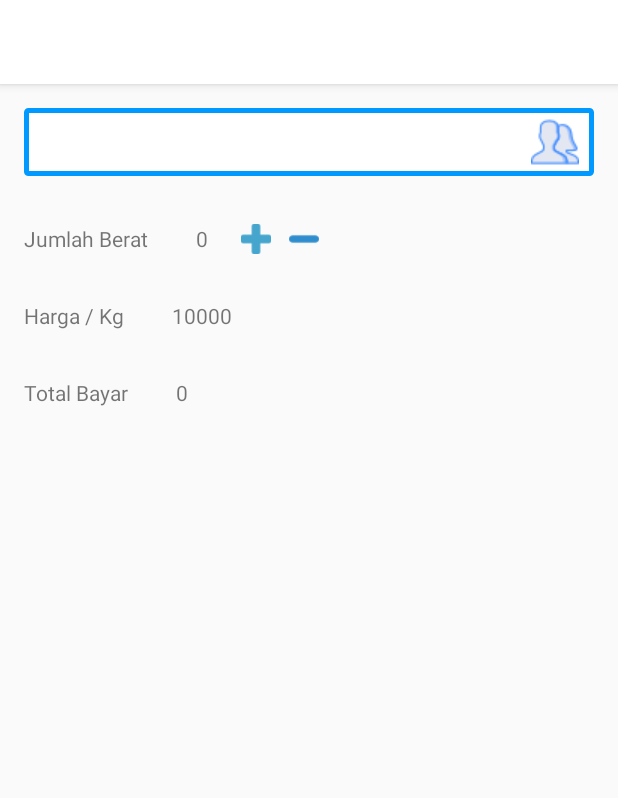
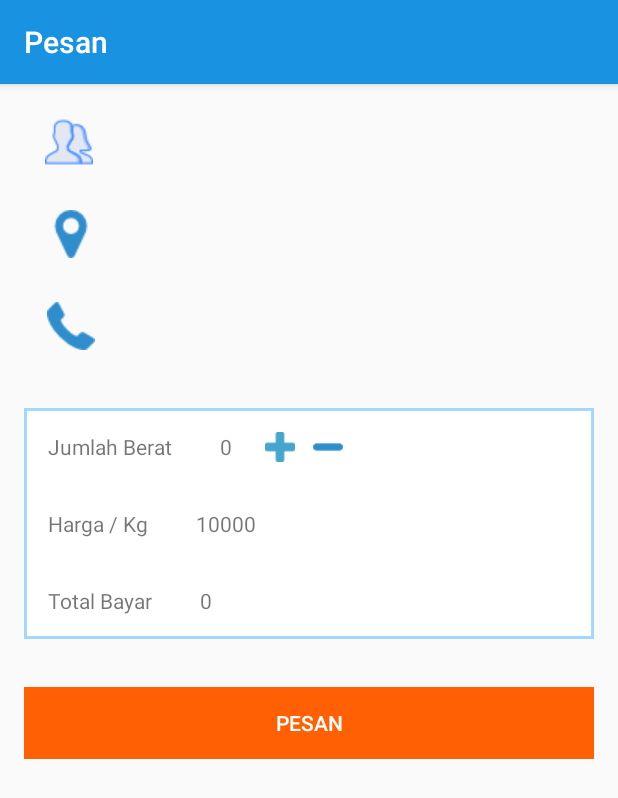
Before and after one commit to Effendy48/Laundry_Online, an Android app: the MainActivity screen opened directly, with no data from a screen before it, after a tap on "PESAN", on a phone screen of 412 x 824 dp. Shown: the top 798 px of the screen. Run offline under Robolectric (Android 15) with nearby library versions, the phone set to English and light mode, and no system bars; our stand-ins replace Volley; libraries missing offline, so code that uses them is left out: cn.pedant; 1 statement that could not run was skipped.

Commit message:
Pesan Input To Api

```diff
--- a/app/build.gradle
+++ b/app/build.gradle
@@ -30,5 +30,7 @@ dependencies {
     compile 'com.android.volley:volley:1.0.0'
     compile 'com.android.support:recyclerview-v7:26.+'
     compile 'com.android.support:design:26.+'
+    //compile 'com.github.mreram:ticketview:1.0.0'
+
     testCompile 'junit:junit:4.12'
 }
--- a/app/src/main/java/com/jkt48/vbast/laundry_online/AlarmReceiver.java
+++ b/app/src/main/java/com/jkt48/vbast/laundry_online/AlarmReceiver.java
@@ -24,9 +24,9 @@ public class AlarmReceiver extends BroadcastReceiver {
         PendingIntent pendingIntent = stackBuilder.getPendingIntent(0, PendingIntent.FLAG_UPDATE_CURRENT);
         NotificationCompat.Builder builder = new NotificationCompat.Builder(context);
 
-        Notification notification = builder.setContentTitle("Demo App Notifikasi").
-                setContentText("New Notifikasi From Demo App")
-                .setTicker("New Message Alert !")
+        Notification notification = builder.setContentTitle("Laundry App Notifikasi").
+                setContentText("New Notifikasi")
+                .setTicker("Cek Cucian")
                 .setSmallIcon(R.drawable.clothes)
                 .setContentIntent(pendingIntent).build();
         NotificationManager notificationManager = (NotificationManager) context.getSystemService(Context.NOTIFICATION_SERVICE);
--- a/app/src/main/java/com/jkt48/vbast/laundry_online/Daftar.java
+++ b/app/src/main/java/com/jkt48/vbast/laundry_online/Daftar.java
@@ -52,6 +52,8 @@ public class Daftar extends AppCompatActivity {
             et_Password = (EditText)findViewById(R.id.et_daftar_password);
 
             btn_Daftar = (Button)findViewById(R.id.btn_daftar);
+
+
 
         //End
 
--- a/app/src/main/java/com/jkt48/vbast/laundry_online/MainActivity.java
+++ b/app/src/main/java/com/jkt48/vbast/laundry_online/MainActivity.java
@@ -20,15 +20,21 @@ public class MainActivity extends AppCompatActivity {
     TextView tv_email_view;
     Intent a;
 
-    String kd,email;
+    String kd,email,nama,no_hp,alamat;
     SharedPreferences sharedPreferences;
 
     public static final String TAG_KD = "kd";
     public static final String TAG_EMAIL = "email";
+    public static final String TAG_NAMA = "nama";
+    public static final String TAG_NO_HP = "no_hp";
+    public static final String TAG_ALAMAT = "alamat";
     @Override
     protected void onCreate(Bundle savedInstanceState) {
         super.onCreate(savedInstanceState);
         setContentView(R.layout.activity_main);
+
+        getSupportActionBar().setTitle("Home");
+        getSupportActionBar().setBackgroundDrawable(getResources().getDrawable(R.color.colorAccent));
 
         AlarmManager alarmManager = (AlarmManager) getSystemService(Context.ALARM_SERVICE);
 
@@ -36,17 +42,17 @@ public class MainActivity extends AppCompatActivity {
         PendingIntent broadcast = PendingIntent.getBroadcast(this, 100, notificationIntent, PendingIntent.FLAG_UPDATE_CURRENT);
 
         Calendar cal = Calendar.getInstance();
-        cal.add(Calendar.SECOND, 5);
-        alarmManager.setRepeating(AlarmManager.RTC_WAKEUP,cal.getTimeInMillis(),AlarmManager.INTERVAL_FIFTEEN_MINUTES,broadcast);
+        cal.add(Calendar.HOUR, 5);
+        alarmManager.setRepeating(AlarmManager.RTC_WAKEUP,cal.getTimeInMillis(),AlarmManager.INTERVAL_HALF_HOUR,broadcast);
         //alarmManager.setExact(AlarmManager.RTC_WAKEUP, cal.getTimeInMillis(), broadcast);
 
 
         sharedPreferences = getSharedPreferences(Login.my_shared_preference, Context.MODE_PRIVATE);
         kd = getIntent().getStringExtra(TAG_KD);
         email = getIntent().getStringExtra(TAG_EMAIL);
-
-
-        getSupportActionBar().setTitle(email);
+        nama = getIntent().getStringExtra(TAG_NAMA);
+        no_hp = getIntent().getStringExtra(TAG_NO_HP);
+        alamat = getIntent().getStringExtra(TAG_ALAMAT);
 
         btn_Pesan = (Button)findViewById(R.id.btn_pesan);
 
@@ -56,6 +62,10 @@ public class MainActivity extends AppCompatActivity {
                 Intent klik = new Intent(getApplicationContext(),Pesan.class);
                 klik.putExtra("kd",getIntent().getStringExtra(TAG_KD));
                 klik.putExtra("email",getIntent().getStringExtra(TAG_EMAIL));
+                klik.putExtra("nama",getIntent().getStringExtra(TAG_NAMA));
+                klik.putExtra("no_hp",getIntent().getStringExtra(TAG_NO_HP));
+                klik.putExtra("alamat",getIntent().getStringExtra(TAG_ALAMAT));
+
                 startActivity(klik);
             }
         });
--- a/app/src/main/java/com/jkt48/vbast/laundry_online/Pesan.java
+++ b/app/src/main/java/com/jkt48/vbast/laundry_online/Pesan.java
@@ -7,27 +7,64 @@ import android.support.v7.app.AppCompatActivity;
 import android.os.Bundle;
 import android.support.v7.app.NotificationCompat;
 import android.view.View;
+import android.widget.Button;
 import android.widget.EditText;
 import android.widget.ImageView;
 import android.widget.TextView;
+import android.widget.Toast;
+
+import com.android.volley.AuthFailureError;
+import com.android.volley.Request;
+import com.android.volley.RequestQueue;
+import com.android.volley.Response;
+import com.android.volley.VolleyError;
+import com.android.volley.toolbox.StringRequest;
+import com.android.volley.toolbox.Volley;
 
 import org.w3c.dom.Text;
 
+import java.util.HashMap;
+import java.util.Map;
+
+import Util.Server;
+import cn.pedant.SweetAlert.SweetAlertDialog;
+
 public class Pesan extends AppCompatActivity {
-    EditText et_User;
-    TextView tv_Berat,tv_total_bayar;
+
+    TextView tv_nama_user,tv_alamat,tv_no_hp,tv_Berat,tv_total_bayar,tv_harga_per_kg;
     int berat,total_bayar;
     ImageView img_Tambah,img_Kurang;
+
+    Button btnTransaksi;
+    String kd,alamat,berat_kg,harga_per_kg,total;
+
+    SweetAlertDialog sweetAlertDialog;
+    RequestQueue requestQueue;
+    String Tambah_Pesan = Server.URL+"transaksi.php";
     @Override
     protected void onCreate(Bundle savedInstanceState) {
         super.onCreate(savedInstanceState);
         setContentView(R.layout.activity_pesan);
         Intent over = getIntent();
-        et_User = (EditText)findViewById(R.id.et_user_pesan);
-        et_User.setText(over.getStringExtra("email"));
+        tv_nama_user = (TextView)findViewById(R.id.txt_user_nama);
+        tv_no_hp = (TextView)findViewById(R.id.txt_user_no_hp);
+        tv_alamat = (TextView)findViewById(R.id.txt_user_alamat);
+        tv_harga_per_kg = (TextView)findViewById(R.id.txt_harga_per_kg);
+
+        btnTransaksi = (Button)findViewById(R.id.btn_transaksi);
+
+        requestQueue = Volley.newRequestQueue(getApplicationContext());
+
+
+        tv_nama_user.setText(over.getStringExtra("nama"));
+        tv_no_hp.setText(over.getStringExtra("no_hp"));
+        tv_alamat.setText(over.getStringExtra("alamat"));
+
         tv_Berat = (TextView)findViewById(R.id.berat_pesan);
         tv_total_bayar = (TextView)findViewById(R.id.tv_total_bayar);
 
+        getSupportActionBar().setTitle("Pesan");
+        getSupportActionBar().setBackgroundDrawable(getResources().getDrawable(R.color.colorAccent));
 
         img_Tambah = (ImageView)findViewById(R.id.img_tambah);
         img_Kurang = (ImageView)findViewById(R.id.img_kurang);
@@ -39,24 +76,24 @@ public class Pesan extends AppCompatActivity {
             @Override
             public void onClick(View view) {
             //Membangun Dan MenSet-Up Notification Dengan NotificationCompat.Builder
-                NotificationCompat.Builder builder = (NotificationCompat.Builder) new NotificationCompat.Builder(getApplicationContext()).
+                /*NotificationCompat.Builder builder = (NotificationCompat.Builder) new NotificationCompat.Builder(getApplicationContext()).
                         setSmallIcon(R.drawable.clothes).//Memberikan Icon
                         setContentTitle("Notifikasi Saya").//Memberikan Title
                         setAutoCancel(true).//Untuk MenSwipe atau Menghapus Notifikasi
-                        setContentText("Selamat Bergabung");//Isi Text
+                        setContentText("Selamat Bergabung");//Isi Text*/
 
                 /*
 
                 Kemudian kita harus menambahkan Notification dengan Menggunakan Notification Manager
-                 */
+
                 NotificationManager notificationManager = (NotificationManager)getSystemService(Context.NOTIFICATION_SERVICE);
-                notificationManager.notify(1 ,builder.build());
+                notificationManager.notify(1 ,builder.build()); */
 
-                /*int total =  berat ++;
+                int total =  berat ++;
                 int bayar = total * 10000;
 
                 tv_total_bayar.setText(String.valueOf(bayar));
-                tv_Berat.setText(String.valueOf(total)); */
+                tv_Berat.setText(String.valueOf(total));
 
 
             }
@@ -77,6 +114,52 @@ public class Pesan extends AppCompatActivity {
 
             }
         });
+        sweetAlertDialog = new SweetAlertDialog(this,SweetAlertDialog.PROGRESS_TYPE);
+        btnTransaksi.setOnClickListener(new View.OnClickListener() {
+            @Override
+            public void onClick(View view) {
+                sweetAlertDialog.setTitleText("Tunggu....");
+                sweetAlertDialog.show();
+
+                //Memanggil Method getValue;
+                getValue();
+
+                StringRequest stringRequest = new StringRequest(Request.Method.POST, Tambah_Pesan, new Response.Listener<String>() {
+                    @Override
+                    public void onResponse(String response) {
+                        sweetAlertDialog.dismiss();
+                        Toast.makeText(getApplicationContext(),response,Toast.LENGTH_LONG).show();
+                    }
+                }, new Response.ErrorListener() {
+                    @Override
+                    public void onErrorResponse(VolleyError error) {
+                        sweetAlertDialog.dismiss();
+                        Toast.makeText(getApplicationContext(),"error",Toast.LENGTH_LONG).show();
+                    }
+                }){
+                    @Override
+                    protected Map<String, String> getParams() {
+                        Map<String,String> params = new HashMap<String, String>();
+
+                        params.put("kd_member",kd);
+                        params.put("berat",berat_kg);
+                        params.put("harga_per_kg",harga_per_kg);
+                        params.put("total",total);
+
+                        return params;
+                    }
+
+                };
+                requestQueue.add(stringRequest);
+            }
+        });
+    }
+
+    public void getValue(){
+        kd = getIntent().getStringExtra("kd");
+        berat_kg = tv_Berat.getText().toString();
+        harga_per_kg = tv_harga_per_kg.getText().toString();
+        total = tv_total_bayar.getText().toString();
 
     }
 }
--- /dev/null
+++ b/app/src/main/res/drawable/tagihan.xml
@@ -0,0 +1,13 @@
+<?xml version="1.0" encoding="utf-8"?>
+<shape xmlns:android="http://schemas.android.com/apk/res/android"
+    android:shape="rectangle"
+    >
+    <solid
+        android:color="#fff"
+        ></solid>
+    <stroke
+        android:dashGap="10dp"
+        android:color="#5b0099ff"
+        android:width="2dp"
+        ></stroke>
+</shape>
--- a/app/src/main/res/drawable/textbox_design.xml
+++ b/app/src/main/res/drawable/textbox_design.xml
@@ -12,5 +12,7 @@
         android:color="@color/colorPrimaryDark"
         android:width="3dp"
         android:dashWidth="6dp"
+
         ></stroke>
+
 </shape>
--- a/app/src/main/res/layout/activity_pesan.xml
+++ b/app/src/main/res/layout/activity_pesan.xml
@@ -6,21 +6,51 @@
     android:layout_height="match_parent"
     android:orientation="vertical"
     tools:context="com.jkt48.vbast.laundry_online.Pesan">
-    <EditText
-        android:id="@+id/et_user_pesan"
+    <TextView
+        android:id="@+id/txt_user_nama"
         android:layout_width="match_parent"
         android:layout_height="45dp"
-        android:padding="10dp"
+        android:padding="14dp"
+        android:text="Nama"
         android:layout_margin="@dimen/margin_horizontal"
-        android:background="@drawable/textbox_design"
-        android:drawableRight="@drawable/user"
+        android:drawableLeft="@drawable/user"
         android:drawablePadding="10dp"
-        android:enabled="false"
+        />
+    <TextView
+        android:id="@+id/txt_user_alamat"
+        android:layout_width="match_parent"
+        android:layout_height="45dp"
+        android:padding="15dp"
+        android:drawablePadding="10dp"
+        android:layout_marginLeft="@dimen/margin_horizontal"
+        android:layout_marginRight="@dimen/margin_horizontal"
+        android:layout_marginBottom="@dimen/margin_horizontal"
+        android:text="Alamat"
+        android:drawableLeft="@drawable/mapmarker"
+        />
+    <TextView
+        android:id="@+id/txt_user_no_hp"
+        android:layout_width="match_parent"
+        android:layout_height="45dp"
+        android:padding="15dp"
+        android:drawablePadding="10dp"
+        android:layout_marginLeft="@dimen/margin_horizontal"
+        android:layout_marginRight="@dimen/margin_horizontal"
+        android:layout_marginBottom="@dimen/margin_horizontal"
+        android:drawableLeft="@drawable/phonereceiver"
+        android:text="No Hp"
         />
     <LinearLayout
         android:layout_width="match_parent"
         android:layout_height="wrap_content"
+        android:layout_margin="@dimen/margin_horizontal"
+        android:background="@drawable/tagihan"
+        android:orientation="vertical">
+        <LinearLayout
+            android:layout_width="match_parent"
+            android:layout_height="wrap_content"
             android:orientation="horizontal"
+
             >
             <TextView
                 android:text="Jumlah Berat"
@@ -61,6 +91,7 @@
                 android:layout_margin="@dimen/margin_horizontal"
                 />
             <TextView
+                android:id="@+id/txt_harga_per_kg"
                 android:layout_width="wrap_content"
                 android:layout_height="wrap_content"
                 android:text="10000"
@@ -87,3 +118,19 @@
                 />
         </LinearLayout>
     </LinearLayout>
+    <LinearLayout
+        android:layout_width="match_parent"
+        android:layout_height="wrap_content"
+        android:orientation="vertical"
+        android:layout_margin="@dimen/margin_horizontal"
+        >
+        <Button
+            android:id="@+id/btn_transaksi"
+            android:layout_width="match_parent"
+            android:layout_height="wrap_content"
+            android:background="@color/colorButtonPesan"
+            android:textColor="#fff"
+            android:text="Pesan"/>
+
+    </LinearLayout>
+</LinearLayout>
--- a/app/src/main/res/values/colors.xml
+++ b/app/src/main/res/values/colors.xml
@@ -3,4 +3,5 @@
     <color name="colorPrimary">#fff</color>
     <color name="colorPrimaryDark">#09f</color>
     <color name="colorAccent">#1a92e2</color>
+    <color name="colorButtonPesan">#ff6003</color>
 </resources>
```
Also changed, not shown: app/src/main/java/com/jkt48/vbast/laundry_online/Login.java (+19 -1 lines), app/src/main/res/drawable/radius_button.xml (+11 -8 lines), app/src/main/res/layout/activity_main.xml (+32 -5 lines), app/src/main/res/drawable/foto.jpeg (added), 1 other file. Lines whose indentation alone changed are shown as unchanged.
